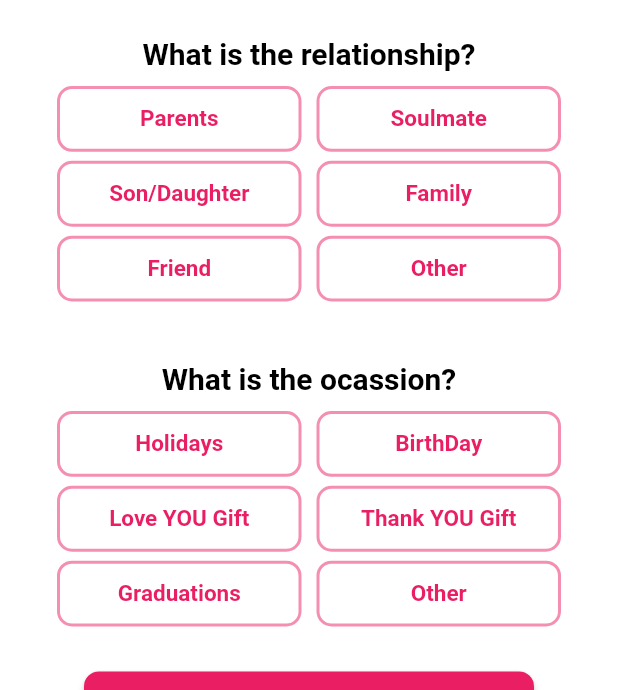
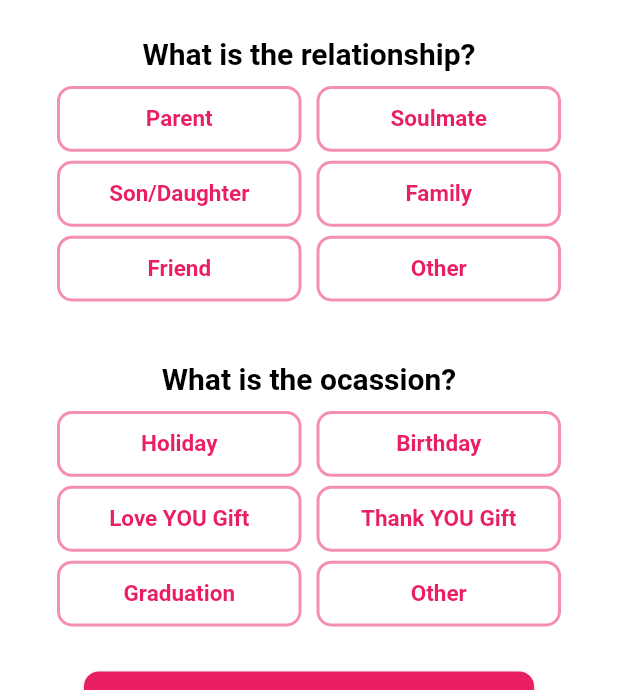
Before and after one commit to ZaidAladarbi/wonder_wrap, a Flutter app: the RelationAndOcassionPage widget shown alone on an empty page, opened directly, on a phone screen of 412 x 824 dp. Shown: the part 249-939 px from the top of the screen. Run offline on Flutter 3.47's test engine with Material 2 defaults, Android fonts, the phone set to English and light mode, and no system bars; Roboto replaces fonts that are missing (quicksand).

Commit message:
Texts adjustments

```diff
--- a/lib/myLib/AppWidgets.dart
+++ b/lib/myLib/AppWidgets.dart
@@ -388,7 +388,7 @@ class RelationAndOcassionPageState extends State<RelationAndOcassionPage> {
           appLib.createSelectOption(
               _relationshipText,
               [
-                'Parents',
+                'Parent',
                 'Soulmate',
                 'Son/Daughter',
                 'Family',
@@ -404,11 +404,11 @@ class RelationAndOcassionPageState extends State<RelationAndOcassionPage> {
           appLib.createSelectOption(
               _ocassionText,
               [
-                'Holidays',
-                'BirthDay',
+                'Holiday',
+                'Birthday',
                 'Love YOU Gift',
                 'Thank YOU Gift',
-                'Graduations',
+                'Graduation',
                 'Other'
               ],
               selectedOcassion, (newOption) {
```
